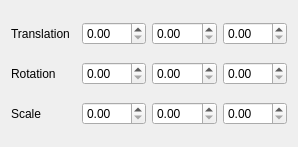
Qt form Project1-Qt/transform.ui (manelmourelo/Project1-Qt-Advanced-Graphics-Programming) before a commit.
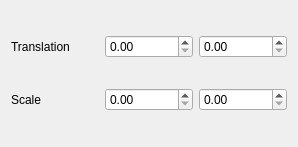
The same form after that commit.

```diff
--- a/Project1-Qt/transform.ui
+++ b/Project1-Qt/transform.ui
@@ -14,25 +14,22 @@
    <string>Form</string>
   </property>
   <layout class="QGridLayout" name="gridLayout">
+   <item row="0" column="2">
+    <widget class="QDoubleSpinBox" name="translationY"/>
+   </item>
    <item row="1" column="1">
-    <widget class="QDoubleSpinBox" name="rotationX"/>
+    <widget class="QDoubleSpinBox" name="scaleX"/>
    </item>
    <item row="1" column="2">
-    <widget class="QDoubleSpinBox" name="rotationY"/>
-   </item>
-   <item row="2" column="2">
-    <widget class="QDoubleSpinBox" name="doubleSpinBox"/>
+    <widget class="QDoubleSpinBox" name="scaleY"/>
    </item>
    <item row="1" column="0">
-    <widget class="QLabel" name="Rotationlabel">
+    <widget class="QLabel" name="Scalelabel">
      <property name="text">
-      <string>Rotation</string>
+      <string>Scale</string>
      </property>
     </widget>
    </item>
-   <item row="0" column="3">
-    <widget class="QDoubleSpinBox" name="translationZ"/>
-   </item>
    <item row="0" column="0">
     <widget class="QLabel" name="Translationlabel">
      <property name="text">
@@ -40,28 +37,9 @@
      </property>
     </widget>
    </item>
-   <item row="2" column="3">
-    <widget class="QDoubleSpinBox" name="scaleZ"/>
-   </item>
-   <item row="2" column="0">
-    <widget class="QLabel" name="Scalelabel">
-     <property name="text">
-      <string>Scale</string>
-     </property>
-    </widget>
-   </item>
    <item row="0" column="1">
     <widget class="QDoubleSpinBox" name="translationX"/>
    </item>
-   <item row="0" column="2">
-    <widget class="QDoubleSpinBox" name="translationY"/>
-   </item>
-   <item row="2" column="1">
-    <widget class="QDoubleSpinBox" name="scaleX"/>
-   </item>
-   <item row="1" column="3">
-    <widget class="QDoubleSpinBox" name="rotationZ"/>
-   </item>
   </layout>
  </widget>
  <resources/>
```
